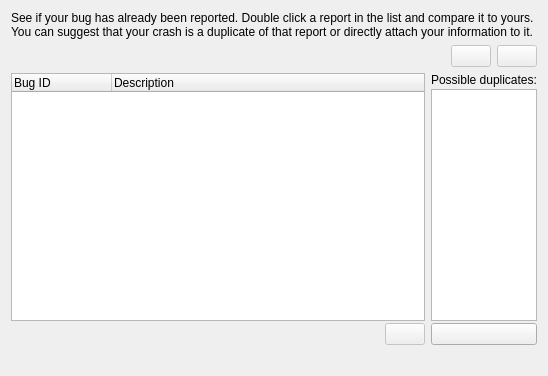
Before: the Qt Designer form drkonqi/ui/assistantpage_bugzilla_duplicates.ui in KDE/kde-runtime, drawn with Qt 5.
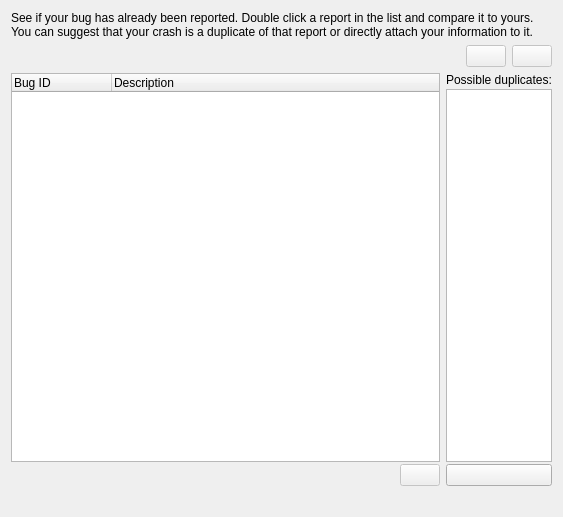
After: the same form once the commit is applied. Custom widgets are drawn as their Qt base class.

Commit message: - Fix StatusWidget height. Duplicates list will use all the available height now BUG: 230025

Diff of the .ui file:
```diff
--- a/drkonqi/ui/assistantpage_bugzilla_duplicates.ui
+++ b/drkonqi/ui/assistantpage_bugzilla_duplicates.ui
@@ -6,8 +6,8 @@
    <rect>
     <x>0</x>
     <y>0</y>
-    <width>548</width>
-    <height>376</height>
+    <width>563</width>
+    <height>517</height>
    </rect>
   </property>
   <layout class="QVBoxLayout" name="verticalLayout_3">
```
Left out of the diff: 2 changed lines with no effect on the pictures.
